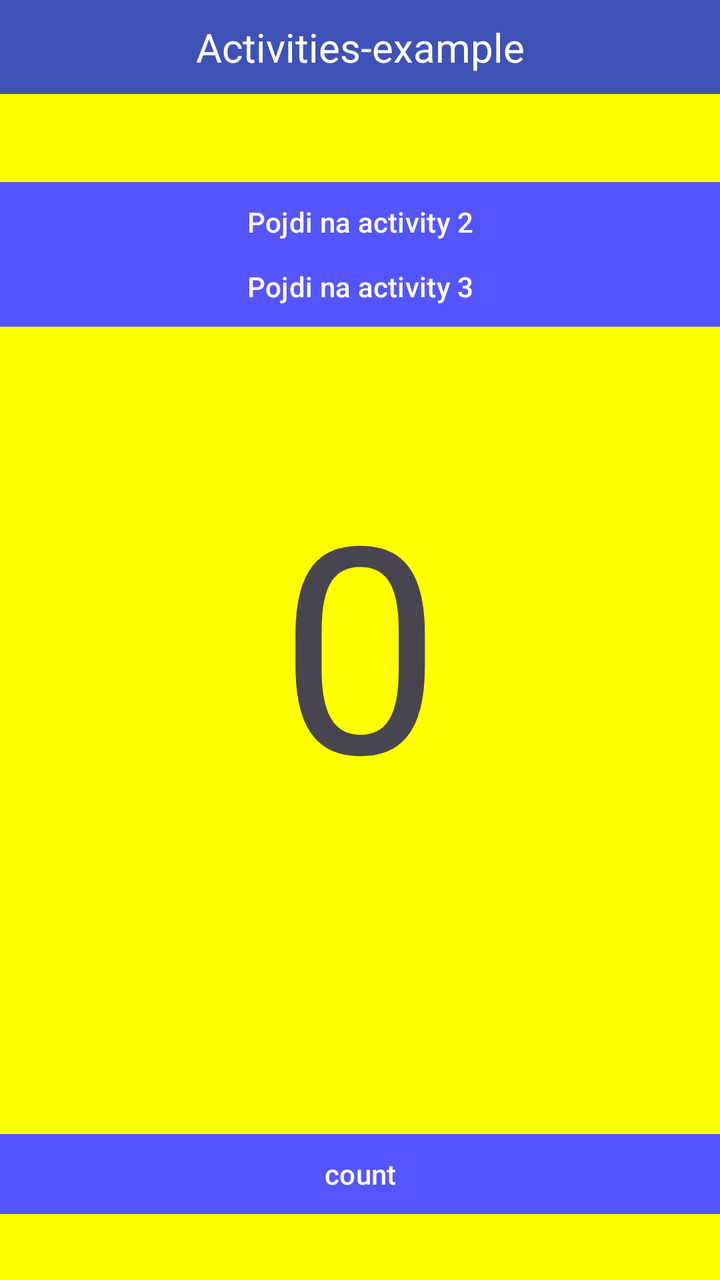
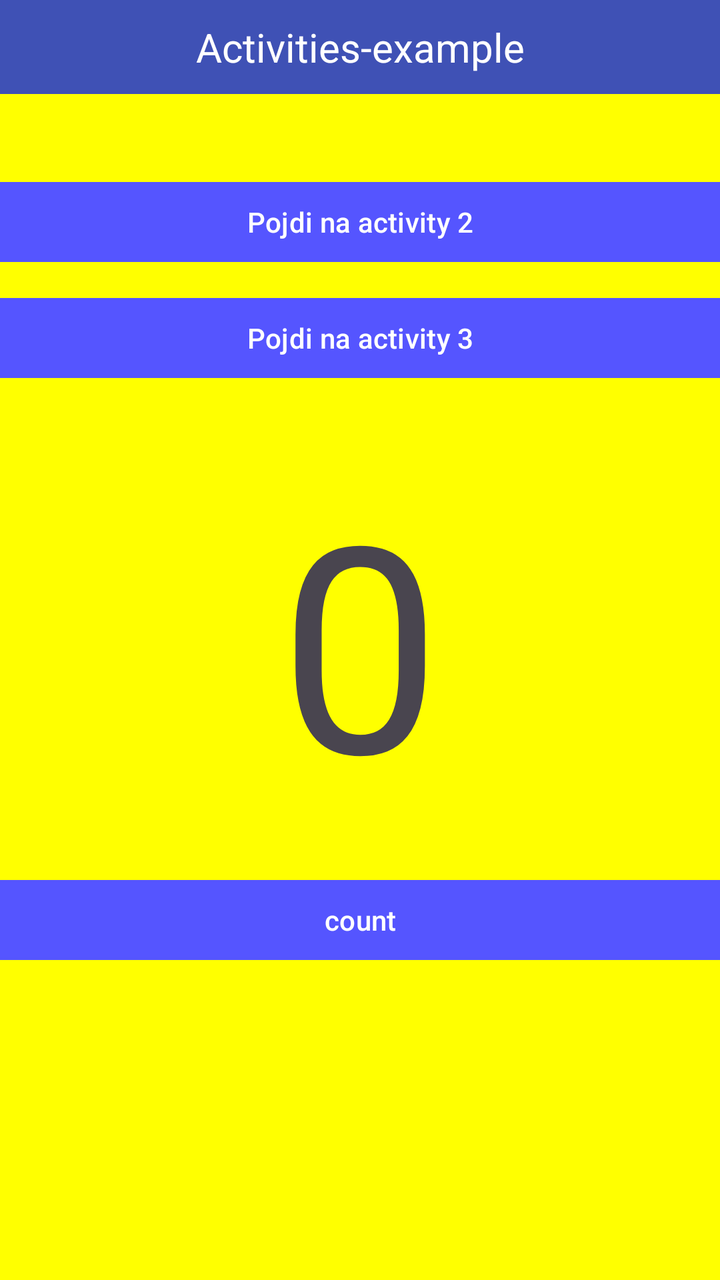

The first picture is an Android layout as it rendered before a commit; the second is the same layout after the commit. The layout source and the unified diff follow.
<!-- AndroidManifest.xml: application theme Theme.RazlicneAktivnosti -->
<!-- res/layout/activity_main.xml -->
<?xml version="1.0" encoding="utf-8"?>
<androidx.constraintlayout.widget.ConstraintLayout xmlns:android="http://schemas.android.com/apk/res/android"
    xmlns:app="http://schemas.android.com/apk/res-auto"
    xmlns:tools="http://schemas.android.com/tools"
    android:id="@+id/main"
    android:layout_width="match_parent"
    android:layout_height="match_parent"
    tools:context=".MainActivity"
    android:background="#FFFF00">

    <TextView
        android:id="@+id/textView"
        android:layout_width="wrap_content"
        android:layout_height="wrap_content"
        android:layout_marginBottom="40dp"
        android:width="412dp"
        android:background="#3F51B5"
        android:gravity="center"
        android:padding="10dp"
        android:text="Activities-example"
        android:textColor="@color/white"
        android:textSize="20dp"
        app:layout_constraintBottom_toTopOf="@+id/button"
        app:layout_constraintEnd_toEndOf="parent"
        app:layout_constraintHorizontal_bias="0.5"
        app:layout_constraintStart_toStartOf="parent"
        app:layout_constraintTop_toTopOf="parent" />

    <Button
        android:id="@+id/button2"
        android:layout_width="wrap_content"
        android:layout_height="wrap_content"
        android:layout_marginBottom="57dp"
        android:width="412dp"
        android:backgroundTint="#5555ff"
        android:text="Pojdi na activity 3"
        app:cornerRadius="0dp"
        app:layout_constraintBottom_toTopOf="@+id/textView2"
        app:layout_constraintEnd_toEndOf="parent"
        app:layout_constraintHorizontal_bias="0.0"
        app:layout_constraintStart_toStartOf="parent" />

    <Button
        android:id="@+id/button"
        android:layout_width="wrap_content"
        android:layout_height="wrap_content"
        android:layout_marginTop="40dp"
        android:width="412dp"
        android:backgroundTint="#5555ff"
        android:text="Pojdi na activity 2"
        app:cornerRadius="0dp"
        app:layout_constraintEnd_toEndOf="parent"
        app:layout_constraintHorizontal_bias="0.0"
        app:layout_constraintStart_toStartOf="parent"
        app:layout_constraintTop_toBottomOf="@+id/textView" />

    <Button
        android:id="@+id/button3"
        android:layout_width="wrap_content"
        android:layout_height="wrap_content"
        android:layout_marginTop="147dp"
        android:width="412dp"
        android:backgroundTint="#5555ff"
        android:text="count"
        app:cornerRadius="0dp"
        app:layout_constraintEnd_toEndOf="parent"
        app:layout_constraintHorizontal_bias="0.0"
        app:layout_constraintStart_toStartOf="parent"
        app:layout_constraintTop_toBottomOf="@+id/textView2" />

    <TextView
        android:id="@+id/textView2"
        android:layout_width="wrap_content"
        android:layout_height="wrap_content"
        android:text="0"
        android:textSize="144dp"
        app:layout_constraintBottom_toBottomOf="parent"
        app:layout_constraintEnd_toEndOf="parent"
        app:layout_constraintHorizontal_bias="0.5"
        app:layout_constraintStart_toStartOf="parent"
        app:layout_constraintTop_toTopOf="parent"
        app:layout_constraintVertical_bias="0.5" />
</androidx.constraintlayout.widget.ConstraintLayout>
<!-- resources referenced by this layout -->
<resources>
  <color name="white">#FFFFFFFF</color>
  <style name="Theme.RazlicneAktivnosti" parent="Base.Theme.RazlicneAktivnosti" />
  <style name="Base.Theme.RazlicneAktivnosti" parent="Theme.Material3.DayNight.NoActionBar">
          
          
      </style>
</resources>

<!-- the commit's change to res/layout/activity_main.xml (unified diff, before → after) -->
@@ -27,20 +27,6 @@
         app:layout_constraintTop_toTopOf="parent" />
 
     <Button
-        android:id="@+id/button2"
-        android:layout_width="wrap_content"
-        android:layout_height="wrap_content"
-        android:layout_marginBottom="57dp"
-        android:width="412dp"
-        android:backgroundTint="#5555ff"
-        android:text="Pojdi na activity 3"
-        app:cornerRadius="0dp"
-        app:layout_constraintBottom_toTopOf="@+id/textView2"
-        app:layout_constraintEnd_toEndOf="parent"
-        app:layout_constraintHorizontal_bias="0.0"
-        app:layout_constraintStart_toStartOf="parent" />
-
-    <Button
         android:id="@+id/button"
         android:layout_width="wrap_content"
         android:layout_height="wrap_content"
@@ -55,18 +41,18 @@
         app:layout_constraintTop_toBottomOf="@+id/textView" />
 
     <Button
-        android:id="@+id/button3"
+        android:id="@+id/button2"
         android:layout_width="wrap_content"
         android:layout_height="wrap_content"
-        android:layout_marginTop="147dp"
+        android:layout_marginTop="10dp"
         android:width="412dp"
         android:backgroundTint="#5555ff"
-        android:text="count"
+        android:text="Pojdi na activity 3"
         app:cornerRadius="0dp"
         app:layout_constraintEnd_toEndOf="parent"
         app:layout_constraintHorizontal_bias="0.0"
         app:layout_constraintStart_toStartOf="parent"
-        app:layout_constraintTop_toBottomOf="@+id/textView2" />
+        app:layout_constraintTop_toBottomOf="@+id/button" />
 
     <TextView
         android:id="@+id/textView2"
@@ -80,4 +66,18 @@
         app:layout_constraintStart_toStartOf="parent"
         app:layout_constraintTop_toTopOf="parent"
         app:layout_constraintVertical_bias="0.5" />
+
+    <Button
+        android:id="@+id/button3"
+        android:layout_width="wrap_content"
+        android:layout_height="wrap_content"
+        android:layout_marginTop="20dp"
+        android:width="412dp"
+        android:backgroundTint="#5555ff"
+        android:text="count"
+        app:cornerRadius="0dp"
+        app:layout_constraintEnd_toEndOf="parent"
+        app:layout_constraintHorizontal_bias="0.0"
+        app:layout_constraintStart_toStartOf="parent"
+        app:layout_constraintTop_toBottomOf="@+id/textView2" />
 </androidx.constraintlayout.widget.ConstraintLayout>
